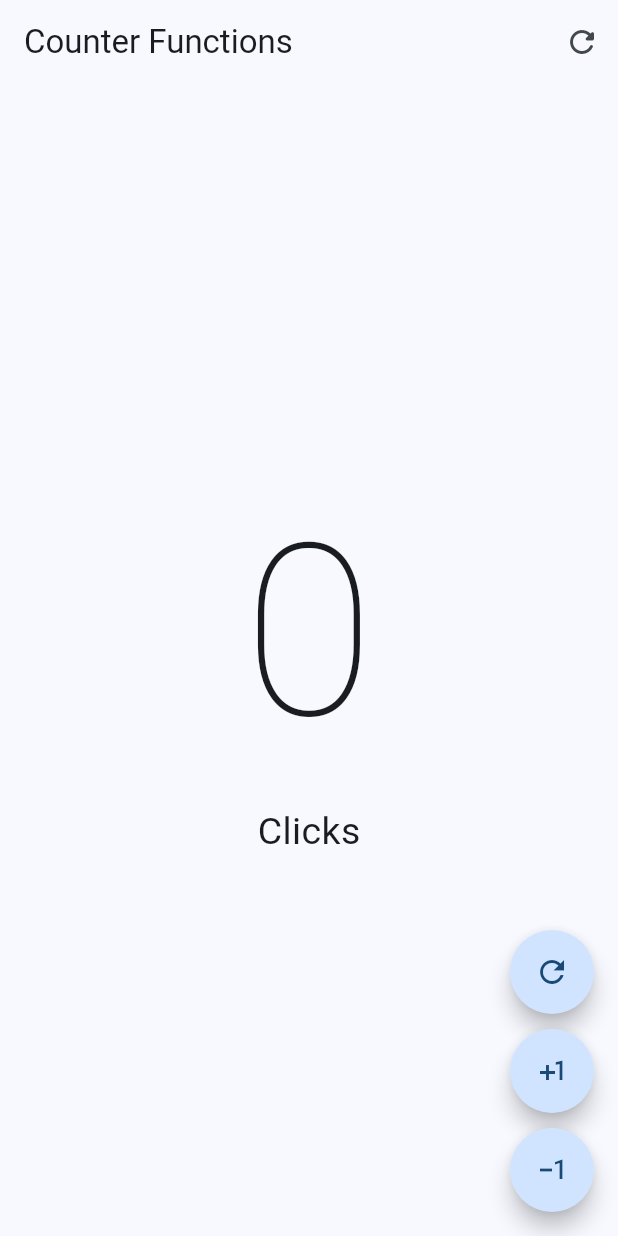
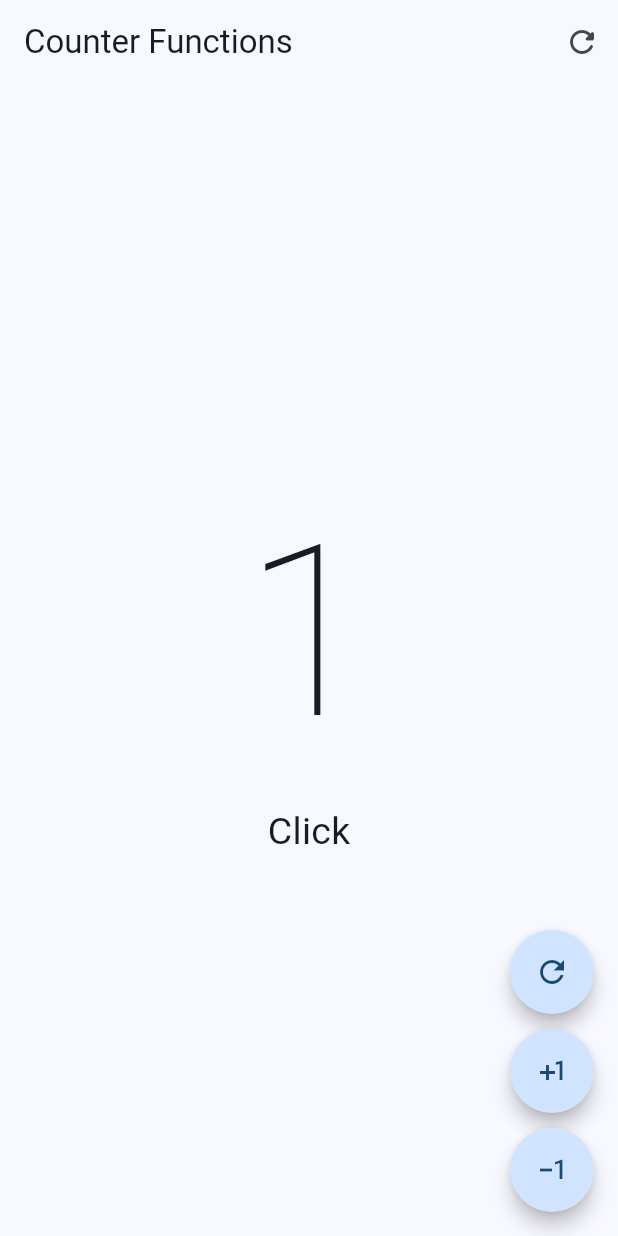
Before and after one commit to andres19r/flutter-hello-world, a Flutter app: the screen it shows after launch, after a tap on the "plus one" icon, on a phone screen of 412 x 824 dp. Run offline on Flutter 3.47's test engine with Material 3 defaults, Android fonts, the phone set to English and light mode, and no system bars.

Commit message:
feat(counter): add onPressed as argument in custom widget

```diff
--- a/lib/presentation/screens/counter/counter_functions_screen.dart
+++ b/lib/presentation/screens/counter/counter_functions_screen.dart
@@ -48,11 +48,33 @@ class _CounterFunctionsScreenState extends State<CounterFunctionsScreen> {
       floatingActionButton: Column(
         mainAxisAlignment: MainAxisAlignment.end,
         children: [
-          CustomButton(icon: Icons.refresh_outlined),
+          CustomButton(
+            icon: Icons.refresh_outlined,
+            onPressed: () {
+              setState(() {
+                clickCounter = 0;
+              });
+            },
+          ),
           const SizedBox(height: 10),
-          CustomButton(icon: Icons.plus_one),
+          CustomButton(
+            icon: Icons.plus_one,
+            onPressed: () {
+              setState(() {
+                clickCounter += 1;
+              });
+            },
+          ),
           const SizedBox(height: 10),
-          CustomButton(icon: Icons.exposure_minus_1_outlined),
+          CustomButton(
+            icon: Icons.exposure_minus_1_outlined,
+            onPressed: () {
+              if (clickCounter == 0) return;
+              setState(() {
+                clickCounter -= 1;
+              });
+            },
+          ),
         ],
       ),
     );
@@ -61,14 +83,16 @@ class _CounterFunctionsScreenState extends State<CounterFunctionsScreen> {
 
 class CustomButton extends StatelessWidget {
   final IconData icon;
+  final VoidCallback? onPressed;
 
-  const CustomButton({super.key, required this.icon});
+  const CustomButton({super.key, required this.icon, this.onPressed});
 
   @override
   Widget build(BuildContext context) {
     return FloatingActionButton(
+      elevation: 5,
       shape: const StadiumBorder(),
-      onPressed: () {},
+      onPressed: onPressed,
       child: Icon(icon),
     );
   }
```
